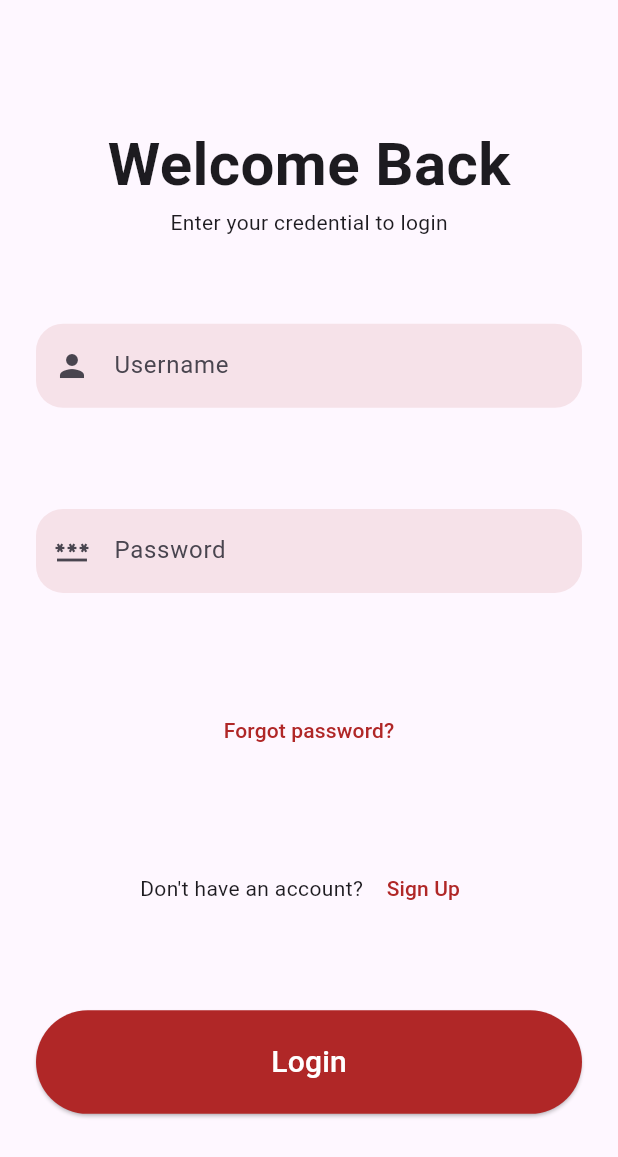
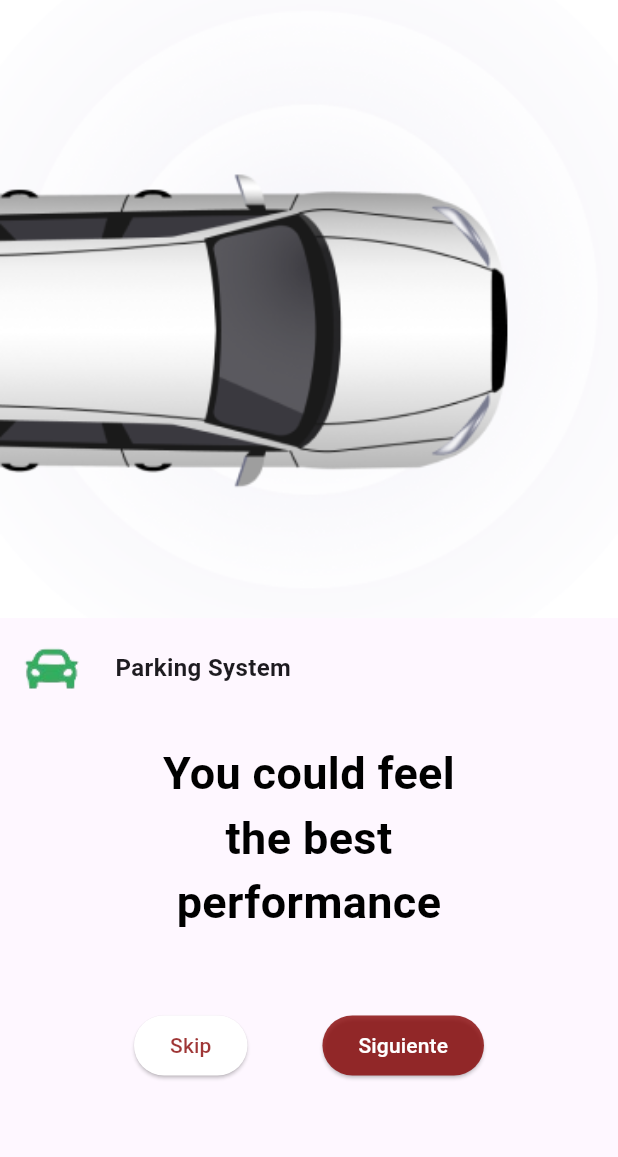
Before and after one commit to callme-rojas/REFFS, a Flutter app: the screen it shows after launch, on a phone screen of 412 x 824 dp. Shown: the top 1157 px of the screen. Run offline on Flutter 3.47's test engine with Material 3 defaults, Android fonts, the phone set to English and light mode, and no system bars; our stand-ins replace geolocator, google_maps_flutter, shared_preferences.

Commit message:
entryepage ghost

```diff
--- a/reffs_parking/lib/api/api_service.dart
+++ b/reffs_parking/lib/api/api_service.dart
@@ -1,4 +1,3 @@
-// ignore_for_file: avoid_print
 
 import 'dart:convert';
 import 'package:http/http.dart' as http;
@@ -80,8 +79,7 @@ class ApiService {
         'email': email,
         'password': password,
         'nombre': username,
-        'telefono':
-            telefono, // Incluir el campo telefono en el cuerpo de la solicitud
+        'telefono': telefono, // Incluir el campo telefono en el cuerpo de la solicituD
       });
 
       print('Enviando solicitud HTTP para registro...');
--- /dev/null
+++ b/reffs_parking/lib/entry_page1.dart
@@ -0,0 +1,135 @@
+import 'package:flutter/material.dart';
+import 'package:reffs_parking/entry_page2.dart';
+import 'package:reffs_parking/login_page.dart';
+
+class EntryPage1 extends StatelessWidget {
+  @override
+  Widget build(BuildContext context) {
+    return Scaffold(
+      body: Column(
+        crossAxisAlignment: CrossAxisAlignment.stretch,
+        children: <Widget>[
+          Container(
+            height: MediaQuery.of(context).size.height * 0.5,
+            child: Image.asset(
+              'assets/images/auto.png',
+              fit: BoxFit.cover,
+            ),
+          ),
+          Align(
+            alignment: Alignment.centerLeft,
+            child: Padding(
+              padding: const EdgeInsets.all(8.0),
+              child: Row(
+                children: [
+                  Image.asset(
+                    'assets/images/autito.png',
+                    height: 50,
+                  ),
+                  SizedBox(width: 15),
+                  Text(
+                    'Parking System',
+                    style: TextStyle(
+                      fontSize: 16,
+                      fontWeight: FontWeight.bold,
+                    ),
+                  ),
+                ],
+              ),
+            ),
+          ),
+          Container(
+            padding: EdgeInsets.all(16.0),
+            child: Column(
+              children: [
+                Text(
+                  'You could feel',
+                  style: TextStyle(
+                    color: Colors.black,
+                    fontSize: 30.0,
+                    fontWeight: FontWeight.bold,
+                  ),
+                  textAlign: TextAlign.center,
+                ),
+                Text(
+                  'the best',
+                  style: TextStyle(
+                    color: Colors.black,
+                    fontSize: 30.0,
+                    fontWeight: FontWeight.bold,
+                  ),
+                  textAlign: TextAlign.center,
+                ),
+                Text(
+                  'performance',
+                  style: TextStyle(
+                    color: Colors.black,
+                    fontSize: 30.0,
+                    fontWeight: FontWeight.bold,
+                  ),
+                  textAlign: TextAlign.center,
+                ),
+                SizedBox(height: 50),
+                Row(
+                  mainAxisAlignment: MainAxisAlignment.center,
+                  children: [
+                    ElevatedButton(
+                      onPressed: () {
+                        Navigator.push(
+                          context,
+                          MaterialPageRoute(builder: (context) =>  LoginPage()),
+                        );
+                      },
+                      style: ElevatedButton.styleFrom(
+                        backgroundColor: Colors.white,
+                      ),
+                      child: Text(
+                        'Skip',
+                        style: TextStyle(
+                          color: Color.fromARGB(206, 136, 6, 6),
+                        ),
+                      ),
+                    ),
+                    SizedBox(width: 50),
+                    ElevatedButton(
+                      onPressed: () {
+                        // Acción para el botón "Siguiente"
+                        Navigator.push(
+                          context,
+                          PageRouteBuilder(
+                            pageBuilder: (context, animation, secondaryAnimation) => EntryPage2(),
+                            transitionsBuilder: (context, animation, secondaryAnimation, child) {
+                              const begin = Offset(1.0, 0.0);
+                              const end = Offset(0.0, 0.0);
+                              final tween = Tween(begin: begin, end: end);
+                              final offsetAnimation = animation.drive(tween);
+
+                              return SlideTransition(
+                                position: offsetAnimation,
+                                child: child,
+                              );
+                            },
+                            transitionDuration: Duration(milliseconds: 500),
+                          ),
+                        );
+                      },
+                      style: ElevatedButton.styleFrom(
+                        backgroundColor: Color.fromARGB(206, 136, 6, 6),
+                      ),
+                      child: Text(
+                        'Siguiente',
+                        style: TextStyle(
+                          color: Colors.white,
+                        ),
+                      ),
+                    ),
+                  ],
+                ),
+              ],
+            ),
+          ),
+        ],
+      ),
+    );
+  }
+}
--- a/reffs_parking/lib/main.dart
+++ b/reffs_parking/lib/main.dart
@@ -1,5 +1,5 @@
 import 'package:flutter/material.dart';
-import 'package:reffs_parking/login_page.dart';
+import 'package:reffs_parking/entry_page1.dart';
 
 void main() {
   runApp(const MyApp());
@@ -16,7 +16,7 @@ class MyApp extends StatelessWidget {
         colorScheme: ColorScheme.fromSeed(seedColor: Colors.deepPurple),
         useMaterial3: true,
       ),
-      home: LoginPage(), // Cambiado de MyHomePage a LoginPage
+      home: EntryPage1(), // Cambiado de MyHomePage a LoginPage
       debugShowCheckedModeBanner: false,
     );
   }
--- a/reffs_parking/lib/objects/garaje.dart
+++ b/reffs_parking/lib/objects/garaje.dart
@@ -7,6 +7,7 @@ class Garaje {
   final String dimensiones;
   final String caracteristicasAdicionales;
   late final String disponibilidad;
+  final String telefono;
 
   Garaje({
     required this.idGaraje,
@@ -17,6 +18,7 @@ class Garaje {
     required this.dimensiones,
     required this.caracteristicasAdicionales,
     required this.disponibilidad,
+    required this.telefono,
   });
 
   factory Garaje.fromJson(Map<String, dynamic> json) {
@@ -29,6 +31,7 @@ class Garaje {
       dimensiones: json['dimensiones'] ?? '',
       caracteristicasAdicionales: json['caracteristicasadicionales'] ?? '',
       disponibilidad: json['disponibilidad'] ?? '',
+      telefono: json['telefono'] ?? '',
     );
   }
 }
--- a/reffs_parking/lib/reservas_page.dart
+++ b/reffs_parking/lib/reservas_page.dart
@@ -15,7 +15,7 @@ class _ReservasPage extends State<ReservasPage> {
   Widget build(BuildContext context) {
     return Scaffold(
       appBar: AppBar(
-        title: Text('Mis Garajes'),
+        title: Text('Garajes Disponibles'),
       ),
       body: FutureBuilder<List<Garaje>>(
         future: _getGarajesDisponibles(),
--- a/reffs_parking/pubspec.yaml
+++ b/reffs_parking/pubspec.yaml
@@ -68,6 +68,10 @@ flutter:
   # To add assets to your application, add an assets section, like this:
   assets:
      - assets/images/logo_univalle.png
+     - assets/images/auto.png
+     - assets/images/rayo.png
+     - assets/images/autito.png
+     - assets/images/auto_luces.png
   #   - images/a_dot_ham.jpeg
 
   # An image asset can refer to one or more resolution-specific "variants", see
```
Also changed, not shown: reffs_parking/lib/entry_page2.dart (added, +119 -0 lines), reffs_parking/lib/widgets/reservas_card.dart (+7 -2 lines), reffs_parking/assets/images/autito.png (added), reffs_parking/assets/images/auto.png (added), reffs_parking/assets/images/auto_luces.png (added), reffs_parking/assets/images/rayo.png (added).
